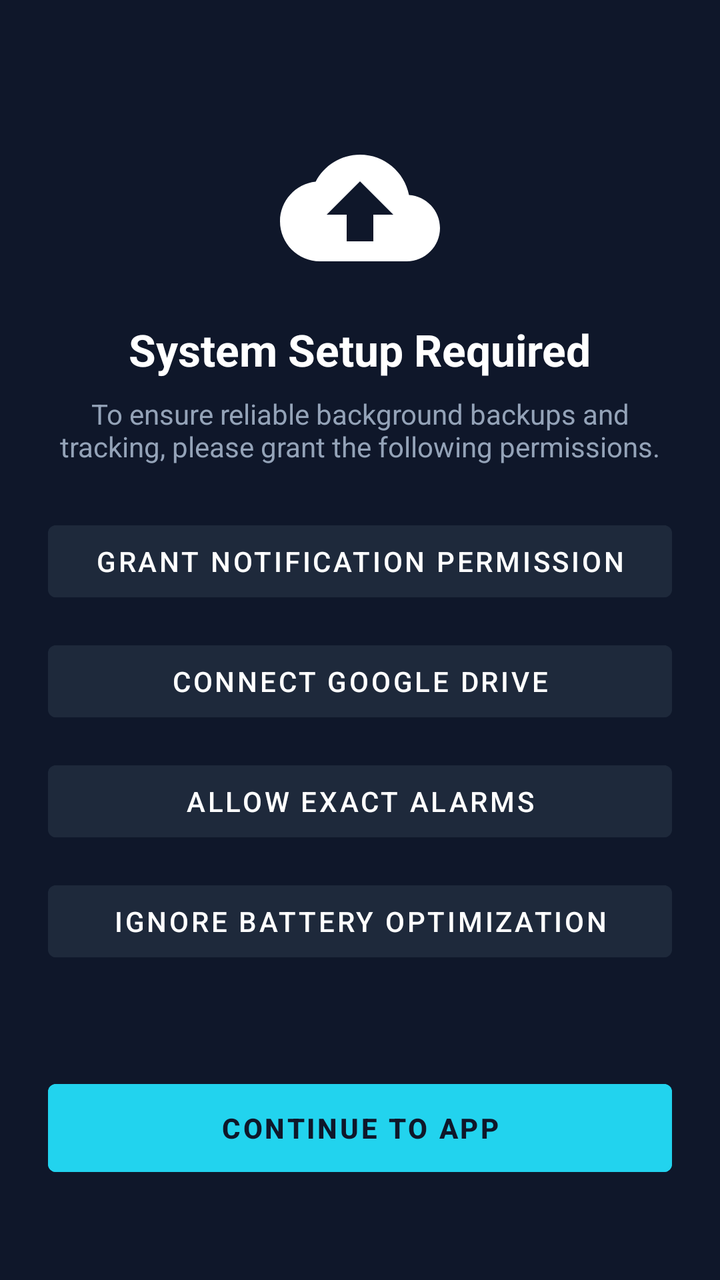
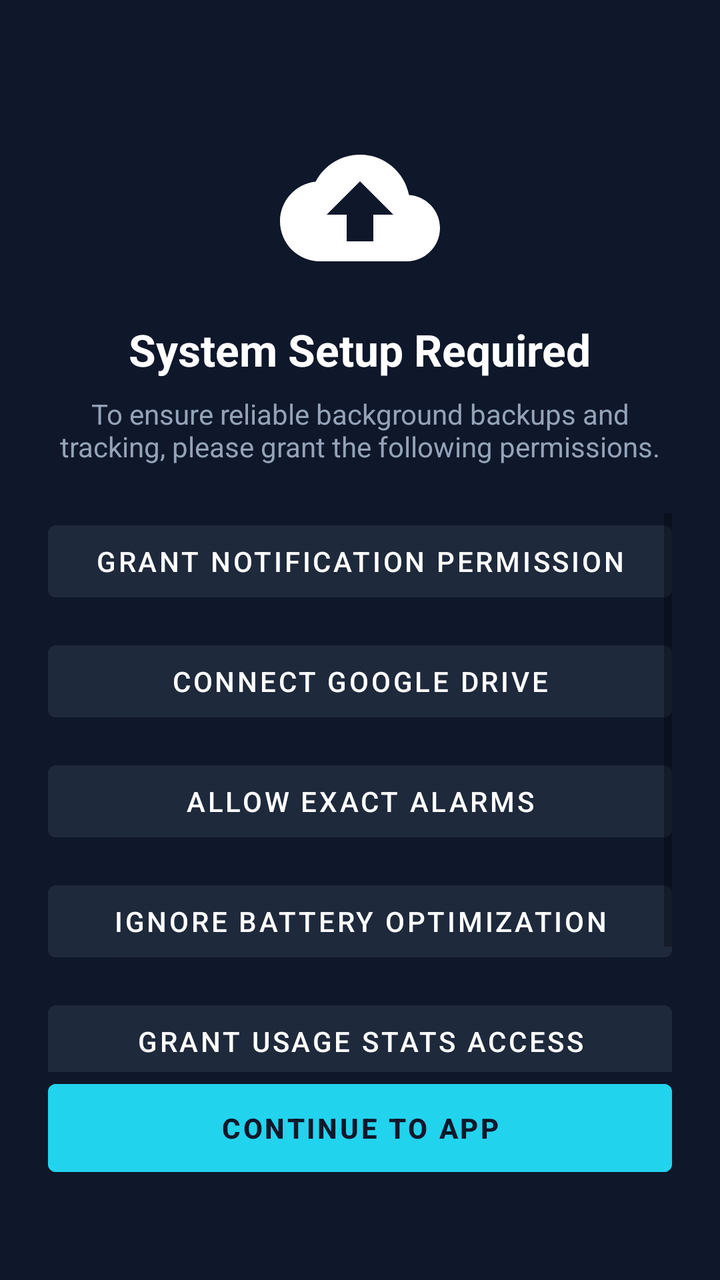

An Android layout rendered at two revisions. The XML below is the earlier revision; the diff shows what the commit changed to produce the second picture.
<!-- AndroidManifest.xml: application theme Theme.PP -->
<!-- res/layout/activity_permissions.xml -->
<?xml version="1.0" encoding="utf-8"?>
<LinearLayout xmlns:android="http://schemas.android.com/apk/res/android"
    android:layout_width="match_parent"
    android:layout_height="match_parent"
    android:orientation="vertical"
    android:padding="24dp"
    android:background="#0F172A"
    android:fitsSystemWindows="true"
    android:gravity="center_horizontal">

    <ImageView
        android:layout_width="80dp"
        android:layout_height="80dp"
        android:layout_marginTop="40dp"
        android:src="@drawable/ic_cloud_upload"
        android:contentDescription="Permissions" />

    <TextView
        android:layout_width="wrap_content"
        android:layout_height="wrap_content"
        android:text="System Setup Required"
        android:textColor="#FFFFFF"
        android:textSize="22sp"
        android:textStyle="bold"
        android:layout_marginTop="16dp" />

    <TextView
        android:layout_width="wrap_content"
        android:layout_height="wrap_content"
        android:text="To ensure reliable background backups and tracking, please grant the following permissions."
        android:textColor="#94A3B8"
        android:textSize="14sp"
        android:gravity="center"
        android:layout_marginTop="8dp" />

    <ScrollView
        android:layout_width="match_parent"
        android:layout_height="0dp"
        android:layout_weight="1"
        android:layout_marginTop="24dp">

        <LinearLayout
            android:layout_width="match_parent"
            android:layout_height="wrap_content"
            android:orientation="vertical">

            
            <Button
                android:id="@+id/btnNotificationPermission"
                android:layout_width="match_parent"
                android:layout_height="wrap_content"
                android:text="Grant Notification Permission"
                android:backgroundTint="#1E293B"
                android:textColor="#FFFFFF"
                android:layout_marginBottom="12dp" />


            
            <Button
                android:id="@+id/btnGoogleDrive"
                android:layout_width="match_parent"
                android:layout_height="wrap_content"
                android:text="Connect Google Drive"
                android:backgroundTint="#1E293B"
                android:textColor="#FFFFFF"
                android:layout_marginBottom="12dp" />

            
            <Button
                android:id="@+id/btnAlarmPermission"
                android:layout_width="match_parent"
                android:layout_height="wrap_content"
                android:text="Allow Exact Alarms"
                android:backgroundTint="#1E293B"
                android:textColor="#FFFFFF"
                android:layout_marginBottom="12dp" />

            
            <Button
                android:id="@+id/btnBatteryOptimization"
                android:layout_width="match_parent"
                android:layout_height="wrap_content"
                android:text="Ignore Battery Optimization"
                android:backgroundTint="#1E293B"
                android:textColor="#FFFFFF"
                android:layout_marginBottom="12dp" />
        </LinearLayout>
    </ScrollView>

    <Button
        android:id="@+id/btnContinue"
        android:layout_width="match_parent"
        android:layout_height="56dp"
        android:text="CONTINUE TO APP"
        android:backgroundTint="#22D3EE"
        android:textColor="#0F172A"
        android:textStyle="bold"
        android:layout_marginBottom="24dp" />

</LinearLayout>
<!-- resources referenced by this layout -->
<resources>
  <!-- drawable ic_cloud_upload (drawable) -->
  <vector xmlns:android="http://schemas.android.com/apk/res/android"
      android:width="24dp"
      android:height="24dp"
      android:viewportWidth="24"
      android:viewportHeight="24">
      <path
          android:fillColor="#FFFFFF"
          android:pathData="M19.35,10.04C18.67,6.59 15.64,4 12,4 9.11,4 6.6,5.64 5.35,8.04 2.34,8.36 0,10.91 0,14c0,3.31 2.69,6 6,6h13c2.76,0 5,-2.24 5,-5 0,-2.64 -2.05,-4.78 -4.65,-4.96zM14,13v4h-4v-4H7l5,-5 5,5h-3z"/>
  </vector>
  <style name="Theme.PP" parent="Theme.MaterialComponents.DayNight.NoActionBar">
          
          <item name="colorPrimary">@color/accent_purple</item>
          <item name="colorPrimaryVariant">@color/selected_date_bg</item>
          <item name="colorOnPrimary">@color/white</item>
          
          <item name="colorSecondary">@color/accent_pink</item>
          <item name="colorSecondaryVariant">@color/accent_pink</item>
          <item name="colorOnSecondary">@color/black</item>
          
          <item name="android:statusBarColor">@color/background</item>
          
      </style>
  <color name="accent_purple">#A855F7</color>
  <color name="selected_date_bg">#9333EA</color>
  <color name="white">#FFFFFFFF</color>
  <color name="accent_pink">#EC4899</color>
  <color name="black">#FF000000</color>
  <color name="background">#0D0D12</color>
</resources>

<!-- the commit's change to res/layout/activity_permissions.xml (unified diff, before → after) -->
@@ -84,6 +84,26 @@
                 android:backgroundTint="#1E293B"
                 android:textColor="#FFFFFF"
                 android:layout_marginBottom="12dp" />
+
+            
+            <Button
+                android:id="@+id/btnUsageStats"
+                android:layout_width="match_parent"
+                android:layout_height="wrap_content"
+                android:text="Grant Usage Stats Access"
+                android:backgroundTint="#1E293B"
+                android:textColor="#FFFFFF"
+                android:layout_marginBottom="12dp" />
+
+            
+            <Button
+                android:id="@+id/btnAccessibility"
+                android:layout_width="match_parent"
+                android:layout_height="wrap_content"
+                android:text="Enable Accessibility Service"
+                android:backgroundTint="#1E293B"
+                android:textColor="#FFFFFF"
+                android:layout_marginBottom="12dp" />
         </LinearLayout>
     </ScrollView>
 
